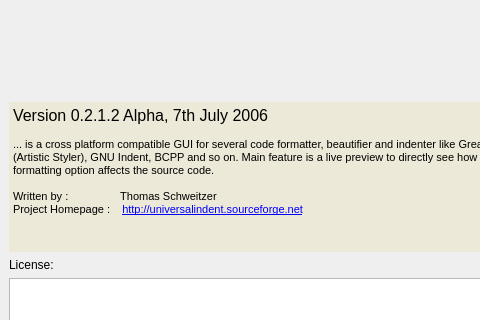
The window that src/aboutdialog.ui (yuhaoth/univsalindent) describes before a commit, drawn with Qt 5; both pictures show x 0 to 480 and y 0 to 320 of the 588 by 499 pixel window.
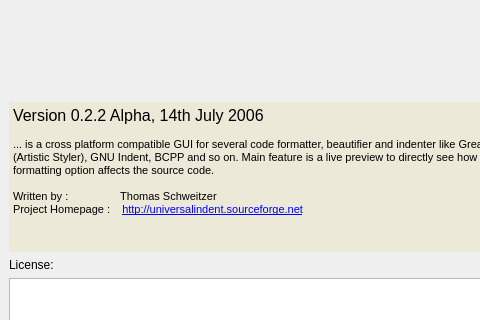
The same window after the commit. Icons and pictures are not drawn.

Commit message: Very tiny changes

Patch:
```diff
--- a/src/aboutdialog.ui
+++ b/src/aboutdialog.ui
@@ -366,7 +366,7 @@
       <enum>QFrame::NoFrame</enum>
      </property>
      <property name="html" >
-      <string>&lt;html>&lt;head>&lt;meta name="qrichtext" content="1" />&lt;/head>&lt;body style=" white-space: pre-wrap; font-family:MS Shell Dlg; font-size:8.25pt; font-weight:400; font-style:normal; text-decoration:none;">&lt;p style=" margin-top:0px; margin-bottom:0px; margin-left:0px; margin-right:0px; -qt-block-indent:0; text-indent:0px; font-size:8pt;">&lt;span style=" font-family:MS Shell Dlg 2; font-size:12pt;">Version 0.2.1.2 Alpha, 7th July 2006&lt;/span>&lt;/p>&lt;p style="-qt-paragraph-type:empty; margin-top:0px; margin-bottom:0px; margin-left:0px; margin-right:0px; -qt-block-indent:0; text-indent:0px; font-family:MS Shell Dlg 2; font-size:8pt;">&lt;/p>&lt;p style=" margin-top:0px; margin-bottom:0px; margin-left:0px; margin-right:0px; -qt-block-indent:0; text-indent:0px; font-family:MS Shell Dlg 2; font-size:8pt;">... is a cross platform compatible GUI for several code formatter, beautifier and indenter like GreatCode, AStyle (Artistic Styler), GNU Indent, BCPP and so on. Main feature is a live preview to directly see how the selected formatting option affects the source code.&lt;/p>&lt;p style="-qt-paragraph-type:empty; margin-top:0px; margin-bottom:0px; margin-left:0px; margin-right:0px; -qt-block-indent:0; text-indent:0px; font-family:MS Shell Dlg 2; font-size:8pt;">&lt;/p>&lt;p style=" margin-top:0px; margin-bottom:0px; margin-left:0px; margin-right:0px; -qt-block-indent:0; text-indent:0px; font-family:MS Shell Dlg 2; font-size:8pt;">Written by :  	         Thomas Schweitzer&lt;/p>&lt;p style=" margin-top:0px; margin-bottom:0px; margin-left:0px; margin-right:0px; -qt-block-indent:0; text-indent:0px; font-family:MS Shell Dlg 2; font-size:8pt;">Project Homepage :    &lt;span style=" text-decoration: underline; color:#0000ff;">http://universalindent.sourceforge.net&lt;/span>&lt;/p>&lt;/body>&lt;/html></string>
+      <string>&lt;html>&lt;head>&lt;meta name="qrichtext" content="1" />&lt;/head>&lt;body style=" white-space: pre-wrap; font-family:MS Shell Dlg 2; font-size:8.25pt; font-weight:400; font-style:normal; text-decoration:none;">&lt;p style=" margin-top:0px; margin-bottom:0px; margin-left:0px; margin-right:0px; -qt-block-indent:0; text-indent:0px; font-family:MS Shell Dlg; font-size:8pt;">&lt;span style=" font-family:MS Shell Dlg 2; font-size:12pt;">Version 0.2.2 Alpha, 14th July 2006&lt;/span>&lt;/p>&lt;p style="-qt-paragraph-type:empty; margin-top:0px; margin-bottom:0px; margin-left:0px; margin-right:0px; -qt-block-indent:0; text-indent:0px; font-size:8pt;">&lt;/p>&lt;p style=" margin-top:0px; margin-bottom:0px; margin-left:0px; margin-right:0px; -qt-block-indent:0; text-indent:0px; font-size:8pt;">... is a cross platform compatible GUI for several code formatter, beautifier and indenter like GreatCode, AStyle (Artistic Styler), GNU Indent, BCPP and so on. Main feature is a live preview to directly see how the selected formatting option affects the source code.&lt;/p>&lt;p style="-qt-paragraph-type:empty; margin-top:0px; margin-bottom:0px; margin-left:0px; margin-right:0px; -qt-block-indent:0; text-indent:0px; font-size:8pt;">&lt;/p>&lt;p style=" margin-top:0px; margin-bottom:0px; margin-left:0px; margin-right:0px; -qt-block-indent:0; text-indent:0px; font-size:8pt;">Written by :  	         Thomas Schweitzer&lt;/p>&lt;p style=" margin-top:0px; margin-bottom:0px; margin-left:0px; margin-right:0px; -qt-block-indent:0; text-indent:0px; font-size:8pt;">Project Homepage :    &lt;span style=" text-decoration: underline; color:#0000ff;">http://universalindent.sourceforge.net&lt;/span>&lt;/p>&lt;/body>&lt;/html></string>
      </property>
     </widget>
    </item>
```
Left out of the diff: 2 changed lines with no effect on the pictures.
